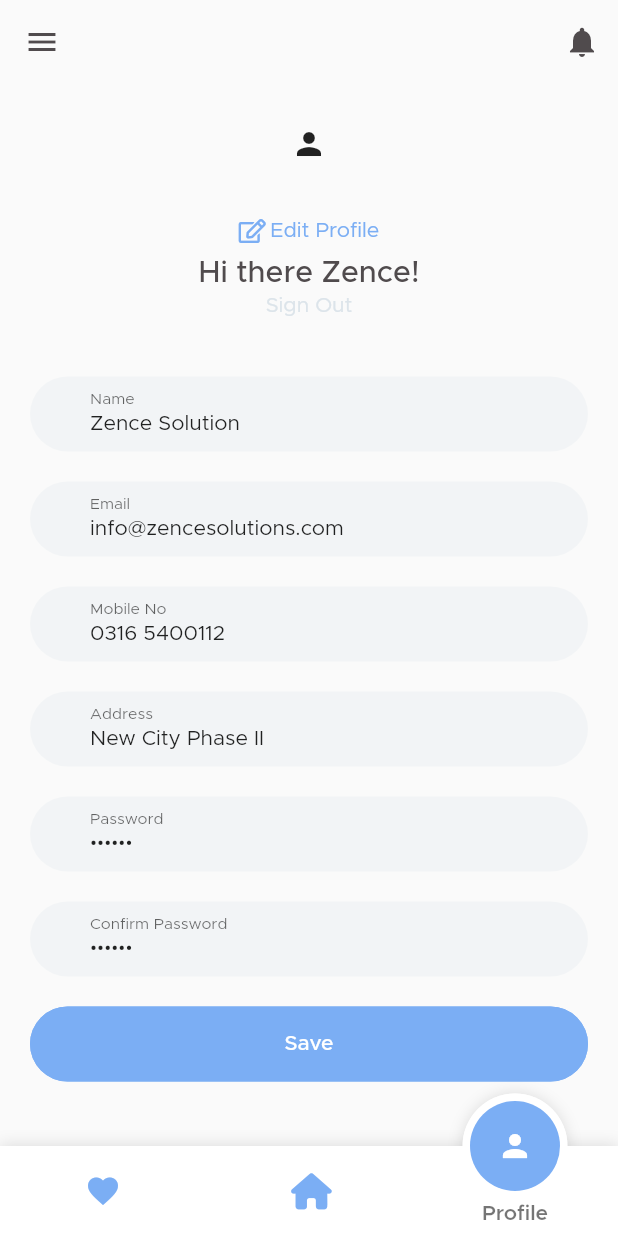
After one commit to inamullahshah143/Pak-Charity, a Flutter app: the HomeScreen screen opened directly, item 3 of the bottom bar chosen, after a tap on "Save", on a phone screen of 412 x 824 dp. The commit adds this screen. Run offline on Flutter 3.47's test engine with Material 2 defaults, Android fonts, the phone set to English and light mode, and no system bars; drawn by our look-alikes of fancy_bottom_navigation; our stand-ins replace flutter_zoom_drawer, fluttericon, get, percent_indicator; missing offline and left inert: flutter_onboard; network calls fail.

Commit message:
19 04 2022

```diff
--- a/pak_charity/lib/constants/components/menu_screen.dart
+++ b/pak_charity/lib/constants/components/menu_screen.dart
@@ -1,4 +1,6 @@
 import 'package:flutter/material.dart';
+import 'package:flutter_zoom_drawer/flutter_zoom_drawer.dart';
+import 'package:fluttericon/entypo_icons.dart';
 import 'package:fluttericon/font_awesome5_icons.dart';
 import 'package:fluttericon/font_awesome_icons.dart';
 import 'package:pak_charity/constants/color.dart';
@@ -51,11 +53,13 @@ class MenuScreen extends StatelessWidget {
             children: [
               Card(
                 child: ListTile(
-                  onTap: () {},
+                  onTap: () {
+                    ZoomDrawer.of(context).close();
+                  },
                   leading: const Icon(
-                    FontAwesome5.home,
+                    FontAwesome.gauge,
                   ),
-                  title: const Text('Home'),
+                  title: const Text('Dashboard'),
                 ),
               ),
               Card(
@@ -71,18 +75,18 @@ class MenuScreen extends StatelessWidget {
                 child: ListTile(
                   onTap: () {},
                   leading: const Icon(
-                    Icons.person,
+                    Icons.security,
                   ),
-                  title: const Text('Profile'),
+                  title: const Text('Privacy Policy'),
                 ),
               ),
               Card(
                 child: ListTile(
                   onTap: () {},
                   leading: const Icon(
-                    FontAwesome.cog_alt,
+                    Entypo.info,
                   ),
-                  title: const Text('Home'),
+                  title: const Text('About Us'),
                 ),
               ),
               Card(
--- /dev/null
+++ b/pak_charity/lib/constants/components/project_card.dart
@@ -0,0 +1,126 @@
+import 'package:flutter/material.dart';
+import 'package:pak_charity/constants/color.dart';
+import 'package:percent_indicator/linear_percent_indicator.dart';
+
+class ProjectCard extends StatelessWidget {
+  const ProjectCard(
+      {Key key,
+      @required this.imageURL,
+      @required this.title,
+      @required this.details,
+      @required this.amountNeed,
+      @required this.collectedPercentage,
+      @required this.viewDetails,
+      @required this.donate})
+      : super(key: key);
+  final String imageURL;
+  final String title;
+  final String details;
+  final double amountNeed;
+  final double collectedPercentage;
+  final Function viewDetails;
+  final Function donate;
+
+  @override
+  Widget build(BuildContext context) {
+    return Card(
+      clipBehavior: Clip.antiAlias,
+      margin: const EdgeInsets.all(10),
+      child: Column(
+        children: [
+          Image.network(
+            imageURL,
+          ),
+          ListTile(
+            isThreeLine: true,
+            title: Text(
+              title,
+              maxLines: 1,
+              overflow: TextOverflow.ellipsis,
+            ),
+            subtitle: Text(
+              details,
+              maxLines: 3,
+              overflow: TextOverflow.ellipsis,
+            ),
+            trailing: IconButton(
+              icon: Icon(
+                Icons.favorite,
+                color: AppColor.primary,
+              ),
+              onPressed: () {},
+            ),
+          ),
+          Padding(
+            padding: const EdgeInsets.all(10.0),
+            child: LinearPercentIndicator(
+              leading: Text(
+                '${amountNeed.toString()} PKR',
+                style: TextStyle(color: AppColor.primary),
+              ),
+              trailing: Text(
+                '${(amountNeed - (amountNeed * (collectedPercentage / 100))).toString()} PKR',
+                style: TextStyle(color: AppColor.primary),
+              ),
+              animation: true,
+              animationDuration: 1000,
+              lineHeight: 20.0,
+              percent: collectedPercentage / 100,
+              center: Text(
+                collectedPercentage.toString() + "%",
+                style: TextStyle(
+                    fontSize: 12.0,
+                    fontWeight: FontWeight.w600,
+                    color: AppColor.white),
+              ),
+              barRadius: const Radius.circular(100),
+              progressColor: AppColor.primary,
+              backgroundColor: AppColor.secondary.withOpacity(0.5),
+            ),
+          ),
+          ButtonBar(
+            alignment: MainAxisAlignment.end,
+            children: [
+              ElevatedButton(
+                style: ButtonStyle(
+                  backgroundColor:
+                      MaterialStateProperty.all<Color>(Colors.transparent),
+                  foregroundColor:
+                      MaterialStateProperty.all<Color>(AppColor.primary),
+                  overlayColor: MaterialStateProperty.all<Color>(
+                      AppColor.primary.withOpacity(0.1)),
+                  shape: MaterialStateProperty.all<RoundedRectangleBorder>(
+                    RoundedRectangleBorder(
+                      borderRadius: BorderRadius.circular(50.0),
+                      side: BorderSide(color: AppColor.primary),
+                    ),
+                  ),
+                ),
+                onPressed: viewDetails,
+                child: const Text('View Details'),
+              ),
+              ElevatedButton(
+                style: ButtonStyle(
+                  backgroundColor:
+                      MaterialStateProperty.all<Color>(AppColor.primary),
+                  foregroundColor:
+                      MaterialStateProperty.all<Color>(AppColor.white),
+                  overlayColor: MaterialStateProperty.all<Color>(
+                      AppColor.primary.withOpacity(0.1)),
+                  shape: MaterialStateProperty.all<RoundedRectangleBorder>(
+                    RoundedRectangleBorder(
+                      borderRadius: BorderRadius.circular(50.0),
+                      side: BorderSide(color: AppColor.primary),
+                    ),
+                  ),
+                ),
+                onPressed: donate,
+                child: const Text('Donate'),
+              ),
+            ],
+          ),
+        ],
+      ),
+    );
+  }
+}
--- /dev/null
+++ b/pak_charity/lib/constants/consts.dart
@@ -0,0 +1,9 @@
+import 'package:flutter/material.dart';
+
+const double defaultPadding = 16.0;
+const double defaultBorderRadius = 12.0;
+
+const OutlineInputBorder outlineInputBorder = OutlineInputBorder(
+  borderRadius: BorderRadius.all(Radius.circular(12)),
+  borderSide: BorderSide.none,
+);
--- a/pak_charity/lib/screen/home.dart
+++ b/pak_charity/lib/screen/home.dart
@@ -1,18 +1,22 @@
+import 'package:fancy_bottom_navigation/fancy_bottom_navigation.dart';
 import 'package:flutter/material.dart';
 import 'package:flutter/services.dart';
 import 'package:flutter_zoom_drawer/flutter_zoom_drawer.dart';
+import 'package:fluttericon/font_awesome_icons.dart';
+import 'package:get/get.dart';
+import 'package:pak_charity/constants/color.dart';
+import 'home/dashboard.dart';
+import 'home/profile.dart';
+import 'home/projects.dart';
 
 class HomeScreen extends StatelessWidget {
-  const HomeScreen({Key key}) : super(key: key);
-
+  HomeScreen({Key key}) : super(key: key);
+  final bottomIndex = 1.obs;
   @override
   Widget build(BuildContext context) {
-    SystemChrome.setSystemUIOverlayStyle(const SystemUiOverlayStyle(
-      statusBarColor: Colors.transparent,
-      statusBarIconBrightness: Brightness.dark,
-    ));
     return Scaffold(
       appBar: AppBar(
+        systemOverlayStyle: SystemUiOverlayStyle.dark,
         backgroundColor: Colors.transparent,
         elevation: 0.0,
         leading: IconButton(
@@ -23,20 +27,45 @@ class HomeScreen extends StatelessWidget {
               ZoomDrawer.of(context).open();
             }
           },
-          icon: const Icon(
+          icon: Icon(
             Icons.menu,
+            color: AppColor.fonts,
           ),
         ),
         actions: [
           IconButton(
             onPressed: () {},
-            icon: const Icon(
+            icon: Icon(
               Icons.notifications,
+              color: AppColor.fonts,
             ),
           ),
         ],
       ),
-      body: Container(),
+      body: SafeArea(
+        child: Obx(
+          () {
+            return bottomIndex.value == 0
+                ? const Projects()
+                : bottomIndex.value == 1
+                    ? const Dashboard()
+                    : bottomIndex.value == 2
+                        ? const Profile()
+                        : Container();
+          },
+        ),
+      ),
+      bottomNavigationBar: FancyBottomNavigation(
+        initialSelection: 1,
+        tabs: [
+          TabData(iconData: Icons.favorite, title: "Projects"),
+          TabData(iconData: FontAwesome.home, title: "Home"),
+          TabData(iconData: Icons.person, title: "Profile")
+        ],
+        onTabChangedListener: (position) {
+          bottomIndex.value = position;
+        },
+      ),
     );
   }
 }
--- /dev/null
+++ b/pak_charity/lib/screen/home/components/filters_sheet.dart
@@ -0,0 +1,34 @@
+import 'package:flutter/material.dart';
+import 'package:get/get.dart';
+
+class FlitersSheet extends StatelessWidget {
+  const FlitersSheet({Key key}) : super(key: key);
+
+  @override
+  Widget build(BuildContext context) {
+    return Column(
+      mainAxisSize: MainAxisSize.min,
+      children: [
+        AppBar(
+          backgroundColor: Colors.transparent,
+          leadingWidth: 100,
+          elevation: 0.0,
+          leading: MaterialButton(
+            child: const Text('Clear'),
+            onPressed: () {},
+          ),
+          title: const Text('Filters'),
+          centerTitle: true,
+          actions: [
+            IconButton(
+              icon: const Icon(Icons.close),
+              onPressed: () {
+                Get.back();
+              },
+            ),
+          ],
+        ),
+      ],
+    );
+  }
+}
--- /dev/null
+++ b/pak_charity/lib/screen/home/dashboard.dart
@@ -0,0 +1,151 @@
+import 'package:flutter/material.dart';
+import 'package:fluttericon/web_symbols_icons.dart';
+import 'package:pak_charity/constants/color.dart';
+import 'package:pak_charity/constants/consts.dart';
+import '../../constants/components/project_card.dart';
+import 'components/filters_sheet.dart';
+
+class Dashboard extends StatelessWidget {
+  const Dashboard({Key key}) : super(key: key);
+
+  @override
+  Widget build(BuildContext context) {
+    return Scaffold(
+      body: DefaultTabController(
+        length: 6,
+        child: Column(
+          children: [
+            Text(
+              "Welcome to Pak Charity",
+              style: Theme.of(context)
+                  .textTheme
+                  .headline4
+                  .copyWith(fontWeight: FontWeight.w500, color: AppColor.fonts),
+            ),
+            const Text(
+              "explore over projects",
+              style: TextStyle(fontSize: 18),
+            ),
+            Padding(
+              padding: const EdgeInsets.symmetric(
+                  vertical: defaultPadding, horizontal: defaultPadding),
+              child: Card(
+                shape: const RoundedRectangleBorder(
+                  borderRadius: BorderRadius.all(Radius.circular(12.5)),
+                ),
+                elevation: 2,
+                child: TextFormField(
+                  onSaved: (value) {},
+                  decoration: InputDecoration(
+                    filled: true,
+                    fillColor: Colors.white,
+                    hintText: "Enter the project name",
+                    border: outlineInputBorder,
+                    enabledBorder: outlineInputBorder,
+                    focusedBorder: outlineInputBorder,
+                    errorBorder: outlineInputBorder,
+                    prefixIcon: const Padding(
+                      padding: EdgeInsets.all(14),
+                      child: Icon(WebSymbols.search),
+                    ),
+                    suffixIcon: Padding(
+                      padding: const EdgeInsets.all(8.0),
+                      child: SizedBox(
+                        width: 48,
+                        height: 48,
+                        child: ElevatedButton(
+                          style: ElevatedButton.styleFrom(
+                            primary: AppColor.primary,
+                            shape: const RoundedRectangleBorder(
+                              borderRadius:
+                                  BorderRadius.all(Radius.circular(12)),
+                            ),
+                          ),
+                          onPressed: () {
+                            showModalBottomSheet(
+                              isScrollControlled: true,
+                              isDismissible: false,
+                              backgroundColor: Colors.transparent,
+                              context: context,
+                              builder: (BuildContext context) => Container(
+                                decoration: const BoxDecoration(
+                                  color: Colors.white,
+                                  borderRadius: BorderRadius.only(
+                                    topLeft: Radius.circular(25.0),
+                                    topRight: Radius.circular(25.0),
+                                  ),
+                                ),
+                                child: const FlitersSheet(),
+                              ),
+                            );
+                          },
+                          child: Icon(
+                            Icons.tune,
+                            size: 18,
+                            color: AppColor.white,
+                          ),
+                        ),
+                      ),
+                    ),
+                  ),
+                ),
+              ),
+            ),
+            Padding(
+              padding: const EdgeInsets.all(10.0),
+              child: TabBar(
+                labelColor: AppColor.white,
+                unselectedLabelColor: AppColor.fonts,
+                indicatorSize: TabBarIndicatorSize.tab,
+                indicator: BoxDecoration(
+                  borderRadius: BorderRadius.circular(10),
+                  color: AppColor.primary,
+                ),
+                tabs: const [
+                  Tab(
+                    text: 'All',
+                  ),
+                  Tab(
+                    text: 'Helath',
+                  ),
+                  Tab(
+                    text: 'Humanity',
+                  ),
+                  Tab(
+                    text: 'Food',
+                  ),
+                  Tab(
+                    text: 'Education',
+                  ),
+                  Tab(
+                    text: 'Religion',
+                  )
+                ],
+                isScrollable: true,
+              ),
+            ),
+            Expanded(
+              child: SingleChildScrollView(
+                child: Column(
+                  children: [
+                    ProjectCard(
+                      amountNeed: 1000.0,
+                      collectedPercentage: 75,
+                      details:
+                          'Lorem ipsum dolor sit amet. Et tenetur quod eos delectus numquam qui amet iste. Et aliquid minima et delectus perferendis sit quaerat similique id adipisci. Ab inventore culpa a ullam aliquam 33 velit tempora quo obcaecati pariatur est sunt nisi.',
+                      donate: () {},
+                      imageURL:
+                          'https://ofhsoupkitchen.org/wp-content/uploads/2020/11/charity-begins-at-home-1024x683-850x300.png',
+                      title: 'Any Title',
+                      viewDetails: () {},
+                    ),
+                  ],
+                ),
+              ),
+            ),
+          ],
+        ),
+      ),
+    );
+  }
+}
--- a/pak_charity/lib/screen/home/menu_darwer.dart
+++ b/pak_charity/lib/screen/home/menu_darwer.dart
@@ -22,7 +22,7 @@ class MenuDrawer extends StatelessWidget {
       angle: 0.0,
       drawerShadowsBackgroundColor: Colors.grey[300],
       slideWidth: MediaQuery.of(context).size.width * 0.65,
-      mainScreen: const HomeScreen(),
+      mainScreen: HomeScreen(),
       menuScreen: const MenuScreen(),
       style: DrawerStyle.defaultStyle,
       moveMenuScreen: false,
--- /dev/null
+++ b/pak_charity/lib/screen/home/profile.dart
@@ -0,0 +1,174 @@
+import 'package:flutter/material.dart';
+import 'package:fluttericon/font_awesome5_icons.dart';
+
+import '../../constants/color.dart';
+
+class Profile extends StatelessWidget {
+  const Profile({Key key}) : super(key: key);
+
+  @override
+  Widget build(BuildContext context) {
+    return Scaffold(
+      body: SafeArea(
+        child: SingleChildScrollView(
+          child: Padding(
+            padding: const EdgeInsets.symmetric(horizontal: 20.0),
+            child: Column(
+              children: [
+                const ClipOval(
+                  child: SizedBox(
+                      height: 80, width: 80, child: Icon(Icons.person)),
+                ),
+                const SizedBox(
+                  height: 10,
+                ),
+                Row(
+                  mainAxisAlignment: MainAxisAlignment.center,
+                  children: [
+                    Icon(
+                      FontAwesome5.edit,
+                      color: AppColor.appThemeColor,
+                      size: 16,
+                    ),
+                    const SizedBox(
+                      width: 5,
+                    ),
+                    Text(
+                      "Edit Profile",
+                      style: TextStyle(color: AppColor.appThemeColor),
+                    ),
+                  ],
+                ),
+                const SizedBox(
+                  height: 10,
+                ),
+                Text(
+                  "Hi there Zence!",
+                  style: Theme.of(context).textTheme.headline4.copyWith(
+                      fontWeight: FontWeight.w500, color: AppColor.fonts),
+                ),
+                const SizedBox(
+                  height: 5,
+                ),
+                const Text("Sign Out"),
+                const SizedBox(
+                  height: 40,
+                ),
+                const CustomFormImput(
+                  label: "Name",
+                  value: "Zence Solution",
+                ),
+                const SizedBox(
+                  height: 20,
+                ),
+                const CustomFormImput(
+                  label: "Email",
+                  value: "info@zencesolutions.com",
+                ),
+                const SizedBox(
+                  height: 20,
+                ),
+                const CustomFormImput(
+                  label: "Mobile No",
+                  value: "0316 5400112",
+                ),
+                const SizedBox(
+                  height: 20,
+                ),
+                const CustomFormImput(
+                  label: "Address",
+                  value: "New City Phase II",
+                ),
+                const SizedBox(
+                  height: 20,
+                ),
+                const CustomFormImput(
+                  label: "Password",
+                  value: "abc123",
+                  isPassword: true,
+                ),
+                const SizedBox(
+                  height: 20,
+                ),
+                const CustomFormImput(
+                  label: "Confirm Password",
+                  value: "abc123",
+                  isPassword: true,
+                ),
+                const SizedBox(
+                  height: 20,
+                ),
+                SizedBox(
+                  height: 50,
+                  width: double.infinity,
+                  child: ElevatedButton(
+                    onPressed: () {},
+                    style: ButtonStyle(
+                      backgroundColor:
+                          MaterialStateProperty.all<Color>(AppColor.primary),
+                      foregroundColor:
+                          MaterialStateProperty.all<Color>(AppColor.white),
+                      overlayColor: MaterialStateProperty.all<Color>(
+                          AppColor.primary.withOpacity(0.1)),
+                      shape: MaterialStateProperty.all<RoundedRectangleBorder>(
+                        RoundedRectangleBorder(
+                          borderRadius: BorderRadius.circular(50.0),
+                          side: BorderSide(color: AppColor.primary),
+                        ),
+                      ),
+                    ),
+                    child: const Text("Save"),
+                  ),
+                )
+              ],
+            ),
+          ),
+        ),
+      ),
+    );
+  }
+}
+
+class CustomFormImput extends StatelessWidget {
+  const CustomFormImput({
+    Key key,
+    String label,
+    String value,
+    bool isPassword = false,
+  })  : _label = label,
+        _value = value,
+        _isPassword = isPassword,
+        super(key: key);
+
+  final String _label;
+  final String _value;
+  final bool _isPassword;
+
+  @override
+  Widget build(BuildContext context) {
+    return Container(
+      width: double.infinity,
+      height: 50,
+      padding: const EdgeInsets.only(left: 40),
+      decoration: ShapeDecoration(
+        shape: const StadiumBorder(),
+        color: AppColor.secondary.withOpacity(0.25),
+      ),
+      child: TextFormField(
+        decoration: InputDecoration(
+          border: InputBorder.none,
+          labelText: _label,
+          contentPadding: const EdgeInsets.only(
+            top: 10,
+            bottom: 10,
+          ),
+        ),
+        obscureText: _isPassword,
+        initialValue: _value,
+        style: const TextStyle(
+          fontSize: 14,
+        ),
+      ),
+    );
+  }
+}
--- /dev/null
+++ b/pak_charity/lib/screen/home/projects.dart
@@ -0,0 +1,26 @@
+import 'package:flutter/material.dart';
+
+import '../../constants/components/project_card.dart';
+
+class Projects extends StatelessWidget {
+  const Projects({Key key}) : super(key: key);
+
+  @override
+  Widget build(BuildContext context) {
+    return Column(
+      children: [
+        ProjectCard(
+          amountNeed: 1000.0,
+          collectedPercentage: 75,
+          details:
+              'Lorem ipsum dolor sit amet. Et tenetur quod eos delectus numquam qui amet iste. Et aliquid minima et delectus perferendis sit quaerat similique id adipisci. Ab inventore culpa a ullam aliquam 33 velit tempora quo obcaecati pariatur est sunt nisi.',
+          donate: () {},
+          imageURL:
+              'https://ofhsoupkitchen.org/wp-content/uploads/2020/11/charity-begins-at-home-1024x683-850x300.png',
+          title: 'Any Title',
+          viewDetails: () {},
+        ),
+      ],
+    );
+  }
+}
--- a/pak_charity/lib/screen/menu_darwer.dart
+++ b/pak_charity/lib/screen/menu_darwer.dart
@@ -22,7 +22,7 @@ class MenuDrawer extends StatelessWidget {
       angle: 0.0,
       drawerShadowsBackgroundColor: Colors.grey[300],
       slideWidth: MediaQuery.of(context).size.width * 0.65,
-      mainScreen: const HomeScreen(),
+      mainScreen: HomeScreen(),
       menuScreen: const MenuScreen(),
       style: DrawerStyle.defaultStyle,
       moveMenuScreen: false,
--- a/pak_charity/pubspec.yaml
+++ b/pak_charity/pubspec.yaml
@@ -39,6 +39,8 @@ dependencies:
   fluttericon: ^2.0.0
   flutter_zoom_drawer: ^3.0.1
   carousel_slider: ^4.0.0
+  fancy_bottom_navigation: ^0.3.3
+  percent_indicator: ^4.0.0
 
 dev_dependencies:
   flutter_test:
```
Also changed, not shown: pak_charity/pubspec.lock.
